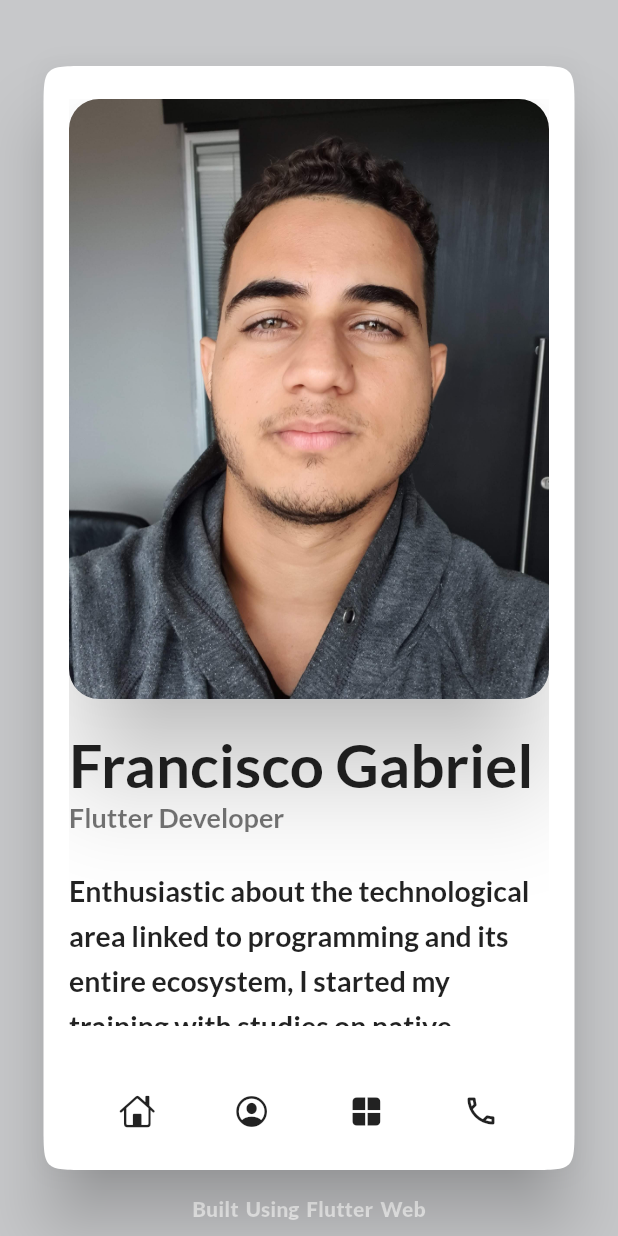
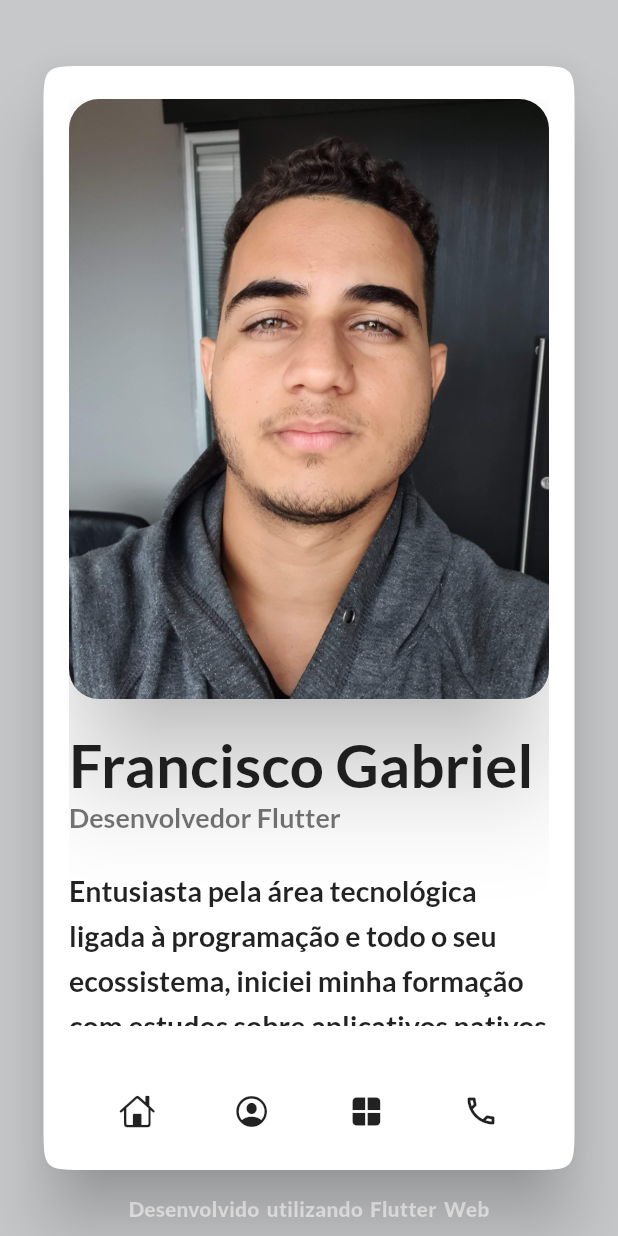
Before and after one commit to Franciscof11/Portfolio_Flutter_Web, a Flutter app: the screen it shows after launch, item 2 of the bottom bar chosen, on a phone screen of 412 x 824 dp. Run offline on Flutter 3.47's test engine with Material 2 defaults, Android fonts, the phone set to English and light mode, and no system bars; drawn by our look-alikes of shimmer; our stand-ins replace animated_text_kit, font_awesome_flutter, google_fonts, lottie; missing offline and left inert: container_tab_indicator, vs_scrollbar.

Commit message:
refactor: :art: Refact art and translate pages

```diff
--- a/lib/Custom Things/profile_details_section.dart
+++ b/lib/Custom Things/profile_details_section.dart
@@ -51,7 +51,7 @@ class ProfileDetailsSection extends StatelessWidget {
             mainAxisAlignment: MainAxisAlignment.start,
             children: [
               Text(
-                'Tecnologies : ',
+                'Tecnologias : ',
                 style: TextStyle(
                   height: 1.6,
                   fontSize: 19,
@@ -71,8 +71,8 @@ class ProfileDetailsSection extends StatelessWidget {
               ),
               SizedBox(width: 20),
               Container(
-                height: 58,
-                width: 58,
+                height: 50,
+                width: 50,
                 decoration: BoxDecoration(
                   image: DecorationImage(
                     image: AssetImage('assets/icons/dart.png'),
@@ -82,7 +82,9 @@ class ProfileDetailsSection extends StatelessWidget {
             ],
           ),
           SizedBox(height: 45),
-          ElevatedButton(
+          Padding(
+            padding: const EdgeInsets.symmetric(horizontal: 80),
+            child: ElevatedButton(
               style: ButtonStyle(
                 padding: MaterialStateProperty.all(
                     EdgeInsets.symmetric(horizontal: 40, vertical: 20)),
@@ -94,10 +96,11 @@ class ProfileDetailsSection extends StatelessWidget {
                 await MyUrl.launchURL(MyStrings.myResume);
               },
               child: Text(
-              "My Resume",
+                "Meu Currículo",
                 style: TextStyle(
                   fontSize: 16,
                   fontWeight: FontWeight.bold,
+                ),
               ),
             ),
           ),
--- a/lib/Models/my_strings.dart
+++ b/lib/Models/my_strings.dart
@@ -5,25 +5,25 @@ class MyStrings {
 
   static final List<String> keywords = ["Develop", "Debug", "Deploy"];
 
-  static final String headLine = "Flutter Developer";
+  static final String headLine = "Desenvolvedor Flutter";
   static final String tagLine = "";
 
   static final List<String> homePageMainContents = [
-    "Hello",
-    "I'm Francisco Gabriel",
-    "Welcome To My Portfolio!",
+    "Olá",
+    "Eu sou o Francisco Gabriel",
+    "Bem vindo ao meu Portfólio!",
   ];
 
   static final String myName = "Francisco Gabriel";
-  static final String myTagLine = "Flutter Developer";
+  static final String myTagLine = "Desenvolvedor Flutter";
   static final String myDescription =
-      "Enthusiastic about the technological area linked to programming and its entire ecosystem, I started my training with studies on native applications using Java and Koltin, because I always identified with mobile development. After that I entered the world of hybrid development, perfecting in Flutter and Dart, my main stack currently. I am currently improving to become a better professional.";
+      "Entusiasta pela área tecnológica ligada à programação e todo o seu ecossistema, iniciei minha formação com estudos sobre aplicativos nativos utilizando Java e Koltin, pois sempre me identifiquei com o desenvolvimento mobile. Após isso entrei no mundo do desenvolvimento híbrido, me aperfeiçoando em Flutter e Dart, minha stack principal atualmente. Atualmente sigo me aperfeiçoando para me tornar um profissional melhor.";
 
   static final String myGithub = "Franciscof11";
   static final String githubLink = "https://github.com/Franciscof11";
   static final String linkedinLink =
       "https://www.linkedin.com/in/franciscossg/";
-  static final String whats = "https://contate.me/Franciscof11";
+  static final String whats = "https://contate.me/francisco-dev";
   static final String weatherNowLink =
       "https://github.com/Franciscof11/WeatherNow--Flutter";
   static final String rightLink = "https://github.com/Franciscof11/right";
--- a/lib/Pages/app_structure.dart
+++ b/lib/Pages/app_structure.dart
@@ -61,7 +61,7 @@ class _AppStructureState extends State<AppStructure> {
                       baseColor: Colors.white,
                       highlightColor: homeColor.withAlpha(200),
                       child: Text(
-                        "Built Using Flutter Web",
+                        "Desenvolvido utilizando Flutter Web",
                         style: TextStyle(
                           fontWeight: FontWeight.w900,
                           wordSpacing: 2,
@@ -140,7 +140,7 @@ class _AppStructureState extends State<AppStructure> {
                                     ),
                                   ),
                                   IconButton(
-                                    tooltip: "About me",
+                                    tooltip: "Sobre mim",
                                     onPressed: () {
                                       setState(() {
                                         _selectedTab = 4;
@@ -153,7 +153,7 @@ class _AppStructureState extends State<AppStructure> {
                                     ),
                                   ),
                                   IconButton(
-                                    tooltip: "Projects",
+                                    tooltip: "Projetos",
                                     onPressed: () {
                                       setState(() {
                                         _selectedTab = 2;
@@ -167,7 +167,7 @@ class _AppStructureState extends State<AppStructure> {
                                     ),
                                   ),
                                   IconButton(
-                                    tooltip: "Contact",
+                                    tooltip: "Contato",
                                     onPressed: () {
                                       setState(() {
                                         _selectedTab = 3;
```
Also changed, not shown: lib/Pages/contact_page.dart (+25 -25 lines), lib/Pages/projects_pages/all_page.dart (+12 -51 lines). Lines whose indentation alone changed are shown as unchanged.
